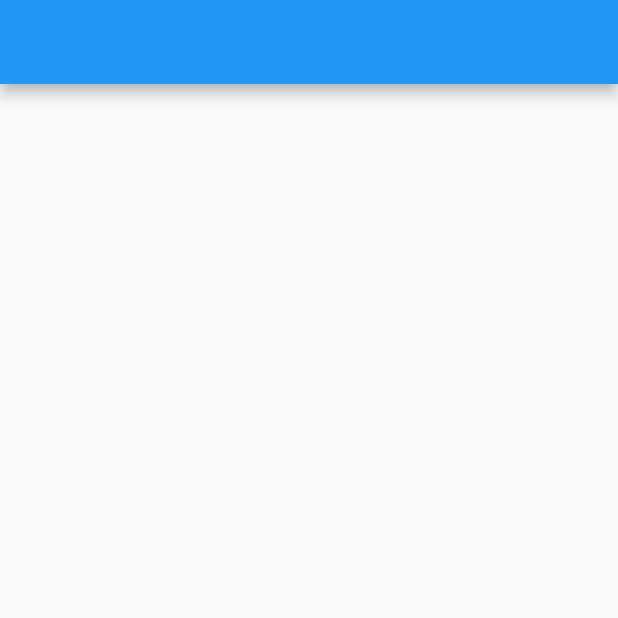
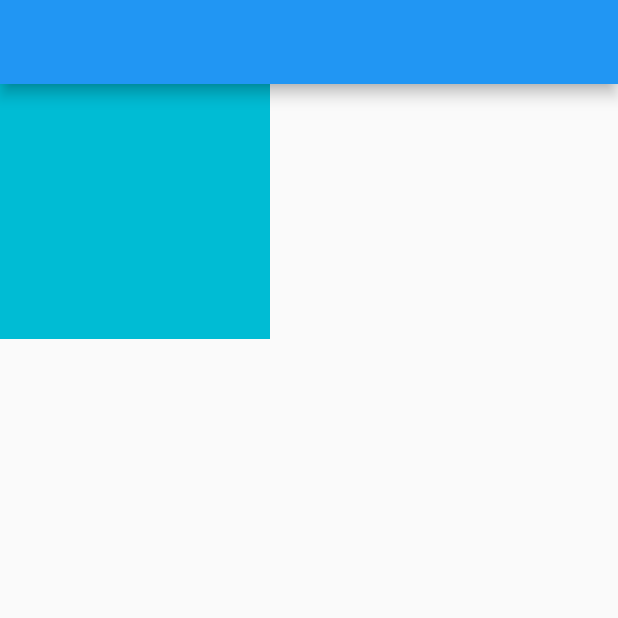
Before and after one commit to Keiji-morita/project_April, a Flutter app: the screen it shows after launch, on a phone screen of 412 x 824 dp, the top half of it. Run offline on Flutter 3.47's test engine with Material 2 defaults, Android fonts, the phone set to English and light mode, and no system bars.

Commit message:
タップできるcontainer実装

```diff
--- a/lib/planList.dart
+++ b/lib/planList.dart
@@ -1,4 +1,5 @@
 import 'package:flutter/material.dart';
+import 'package:aprilprojectapp/planContents.dart';
 
 class planList extends StatefulWidget {
   @override
@@ -10,9 +11,26 @@ class _planListState extends State<planList> {
   Widget build(BuildContext context) {
     return Scaffold(
       appBar: AppBar(
+      ),
+      body: SizedBox(
+        height: 170,
+        width: 180,
+      child: InkWell(
+        child: Container(
+          decoration: BoxDecoration(
+            color: Colors.cyan
+          )
 
-      ),
-      body: PageView(),
+          ),
+      onTap: (){
+        Navigator.push(
+              context,
+              MaterialPageRoute(builder: (context) => planContents(),
+              )
+        );
+      },
+      )
+      )
     );
   }
 }
```
Also changed, not shown: lib/planContents.dart (added, +18 -0 lines).
